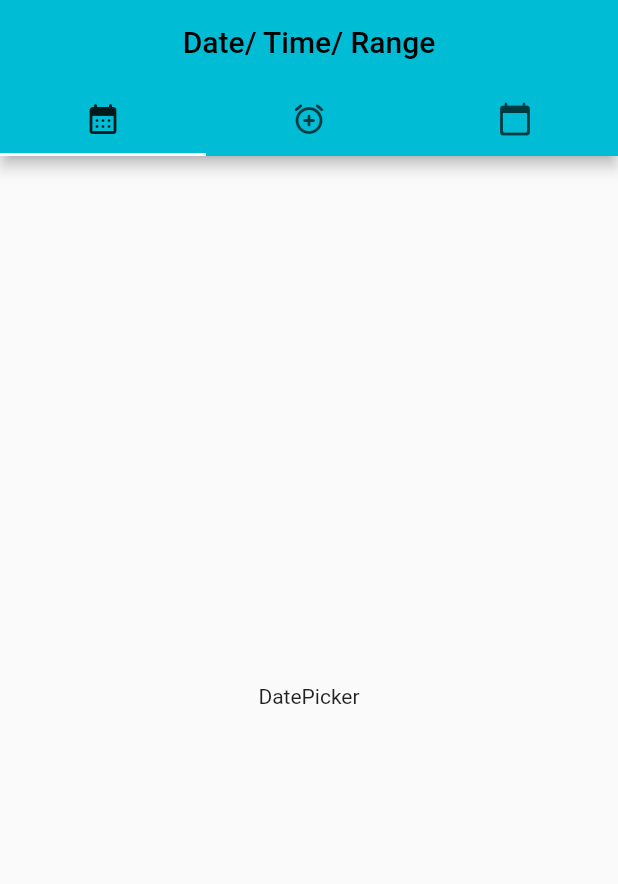
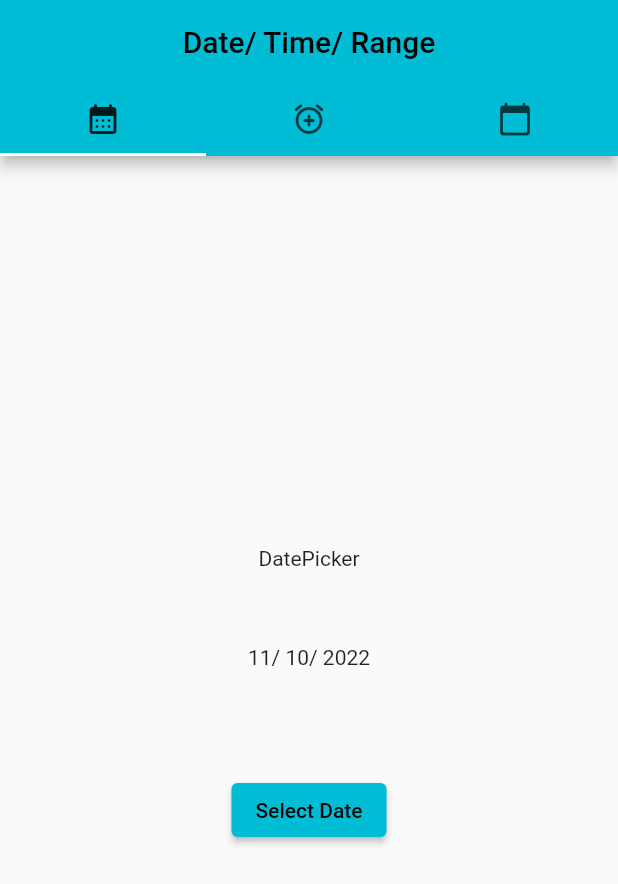
Before and after one commit to VeronikaLo/Date_picker, a Flutter app: the screen it shows after launch, on a phone screen of 412 x 824 dp. Shown: the top 884 px of the screen. Run offline on Flutter 3.47's test engine with Material 2 defaults, Android fonts, the phone set to English and light mode, and no system bars.

Commit message:
date picker done

```diff
--- a/lib/screens/date_picker_screen.dart
+++ b/lib/screens/date_picker_screen.dart
@@ -1,7 +1,4 @@
-import 'package:flutter/foundation.dart';
 import 'package:flutter/material.dart';
-
-
 class DatePicker extends StatefulWidget {
   const DatePicker({super.key});
 
@@ -10,11 +7,41 @@ class DatePicker extends StatefulWidget {
 }
 
 class _DatePickerState extends State<DatePicker> {
+  late DateTime date = DateTime.now();
+
+  Future <void> _pickDate()async{
+    DateTime? newDate = await showDatePicker(
+      context: context,
+      initialDate: date,
+      firstDate: DateTime(1900),
+      lastDate: DateTime(2100));
+
+      if(newDate !=null){ // OK option by Dialog
+        setState(() {
+        date = newDate;
+      });
+      } else {  //Cancel option by Dialog
+        return;
+      }
+
+  }
+
   @override
   Widget build(BuildContext context) {
-    return  const Scaffold(
+    return   Scaffold(
       body:  Center(
-      child: Text('DatePicker'),
+      child: Column(
+        mainAxisAlignment: MainAxisAlignment.center,
+        children:  [
+          const Text('DatePicker'),
+          const SizedBox(height: 50),
+          Text('${date.day}/ ${date.month}/ ${date.year}'),
+          const SizedBox(height: 70,),
+          ElevatedButton(
+            onPressed: _pickDate,
+            child: const Text('Select Date'))
+        ],
+      ),
     ),
     );
   }
```
